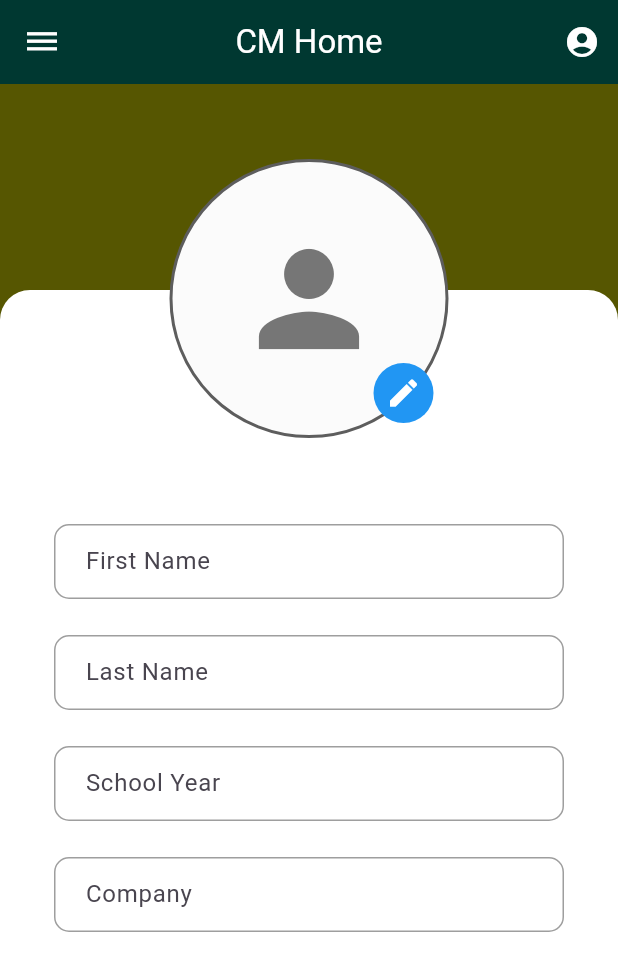
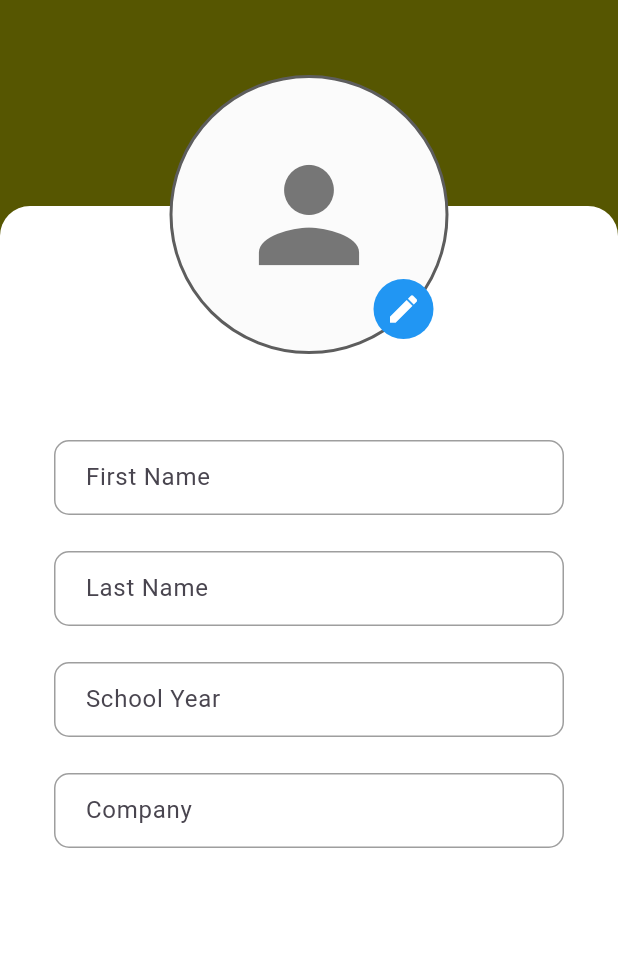
Before and after one commit to ccce-calpoly/CM_App, a Flutter app: the ProfileScreen screen opened directly, on a phone screen of 412 x 824 dp. Shown: the top 971 px of the screen. Run offline on Flutter 3.47's test engine with Material 3 defaults, Android fonts, the phone set to English and light mode, and no system bars; our stand-ins replace cloud_firestore, firebase_auth, firebase_core; missing offline and left inert: firebase_ui_auth; accounts and stored records are empty.

Commit message:
profile with no appbar

```diff
--- a/lib/src/screens/profile_screen.dart
+++ b/lib/src/screens/profile_screen.dart
@@ -54,72 +54,6 @@ class _ProfileScreenState extends State<ProfileScreen> {
   @override
   Widget build(BuildContext context) {
     return Scaffold(
-      drawer: Drawer(
-          child: ListView(children: <Widget>[
-        ListTile(
-          title: const Text('Home'),
-          onTap: () {
-            Navigator.pushReplacement(context,
-                MaterialPageRoute(builder: (context) => const HomeScreen()));
-          },
-        ),
-        ListTile(
-          title: const Text('Events'),
-          onTap: () {
-            Navigator.pushReplacement(context,
-                MaterialPageRoute(builder: (context) => const HomeScreen()));
-          },
-        ),
-        ListTile(
-          title: const Text('Club Info'),
-          onTap: () {
-            Navigator.pushReplacement(context,
-                MaterialPageRoute(builder: (context) => const HomeScreen()));
-          },
-        ),
-        ListTile(
-          title: const Text('Academics'),
-          onTap: () {
-            Navigator.pushReplacement(context,
-                MaterialPageRoute(builder: (context) => const HomeScreen()));
-          },
-        ),
-        ListTile(
-          title: const Text('Resources'),
-          onTap: () {
-            Navigator.pushReplacement(context,
-                MaterialPageRoute(builder: (context) => const HomeScreen()));
-          },
-        )
-      ])),
-      appBar: AppBar(
-        leading: Builder(
-          builder: (context) => IconButton(
-              onPressed: () => Scaffold.of(context).openDrawer(),
-              icon: const Icon(Icons.dehaze)),
-        ),
-        backgroundColor: calPolyGreen,
-        centerTitle: true,
-        iconTheme: const IconThemeData(color: Colors.white),
-        title: Text(
-          title,
-          style: const TextStyle(
-            color: Colors.white,
-          ),
-        ),
-        actions: <Widget>[
-          IconButton(
-            icon: const Icon(Icons.account_circle_rounded),
-            tooltip: 'Open Profile',
-            onPressed: () {
-              Navigator.pushReplacement(
-                  context,
-                  MaterialPageRoute(
-                      builder: (context) => const ProfileScreen()));
-            },
-          ),
-        ],
-      ),
       body: Stack(
         children: [
           // Top background
```
